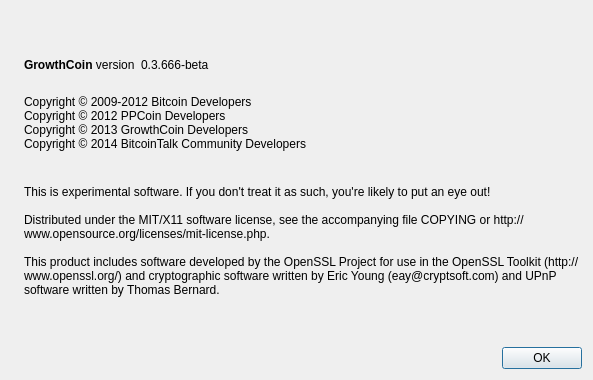
Qt form src/qt/forms/aboutdialog.ui (GrowthCoin/growthcoin-legacy) before a commit.
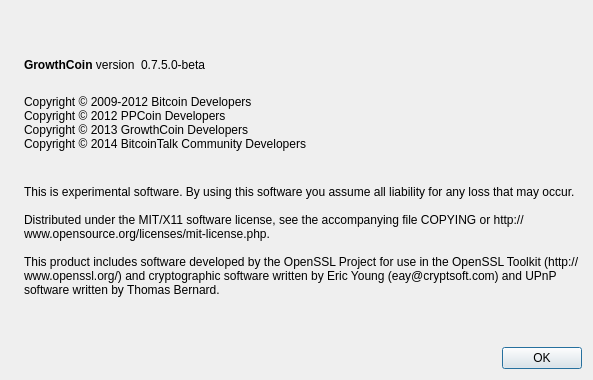
The same form after that commit. Icons and pictures are not drawn.

Commit message: About page update

Patch:
```diff
--- a/src/qt/forms/aboutdialog.ui
+++ b/src/qt/forms/aboutdialog.ui
@@ -63,7 +63,7 @@
           <cursorShape>IBeamCursor</cursorShape>
          </property>
          <property name="text">
-          <string notr="true">0.3.666-beta</string>
+          <string notr="true">0.7.5.0-beta</string>
          </property>
          <property name="textInteractionFlags">
           <set>Qt::LinksAccessibleByMouse|Qt::TextSelectableByKeyboard|Qt::TextSelectableByMouse</set>
@@ -110,7 +110,7 @@
        </property>
        <property name="text">
         <string>
-This is experimental software. If you don't treat it as such, you're likely to put an eye out!
+This is experimental software. By using this software you assume all liability for any loss that may occur.
 
 Distributed under the MIT/X11 software license, see the accompanying file COPYING or http://www.opensource.org/licenses/mit-license.php.
 
```
